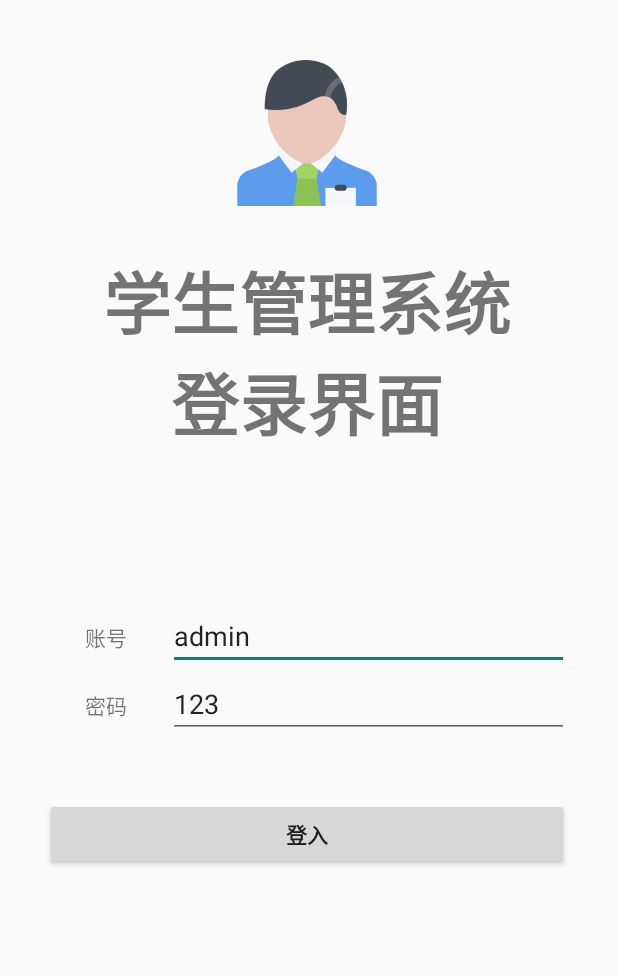
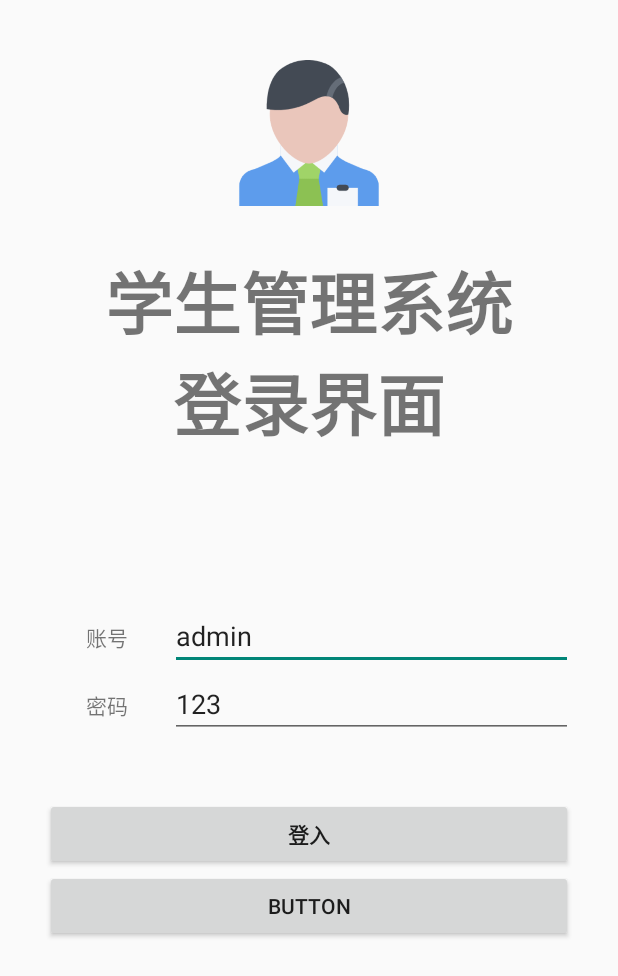
Before and after one commit to Honeylemonade/StudentMgr, an Android app: the screen it shows after launch (LoginActivity), on a phone screen of 412 x 824 dp. Shown: the top 976 px of the screen. Run offline under Robolectric (Android 15) with nearby library versions, the phone set to English and light mode, and no system bars.

Commit message:
2020年3月23日08:48:14

```diff
--- a/app/src/main/AndroidManifest.xml
+++ b/app/src/main/AndroidManifest.xml
@@ -9,15 +9,16 @@
         android:roundIcon="@mipmap/ic_launcher_round"
         android:supportsRtl="true"
         android:theme="@style/Theme.AppCompat.Light.NoActionBar">
+        <activity android:name=".AdsActivity"></activity>
         <activity android:name=".LoginActivity">
             <intent-filter>
                 <action android:name="android.intent.action.MAIN" />
+
                 <category android:name="android.intent.category.LAUNCHER" />
             </intent-filter>
         </activity>
         <activity android:name=".StudentActivity" />
-        <activity android:name=".MainActivity">
-        </activity>
+        <activity android:name=".MainActivity"></activity>
     </application>
 
 </manifest>
--- a/app/src/main/res/layout/activity_login.xml
+++ b/app/src/main/res/layout/activity_login.xml
@@ -7,8 +7,8 @@
     tools:context=".LoginActivity">
 
     <LinearLayout
-        android:layout_width="409dp"
-        android:layout_height="729dp"
+        android:layout_width="wrap_content"
+        android:layout_height="wrap_content"
         android:orientation="vertical"
         android:padding="30sp"
         tools:layout_editor_absoluteX="1dp"
@@ -92,5 +92,12 @@
             android:onClick="loginBTNOnClick"
             android:text="登入"
             android:textStyle="bold" />
+
+        <Button
+            android:id="@+id/button3"
+            android:layout_width="match_parent"
+            android:layout_height="wrap_content"
+            android:onClick="jumpToAds"
+            android:text="Button" />
     </LinearLayout>
 </androidx.constraintlayout.widget.ConstraintLayout>
```
Also changed, not shown: app/src/main/java/com/example/studentmgr/AdsActivity.java (added, +63 -0 lines), app/src/main/java/com/example/studentmgr/LoginActivity.java (+9 -8 lines), app/src/main/res/layout/activity_ads.xml (added, +40 -0 lines), app/src/main/res/drawable/ad.png (added).
